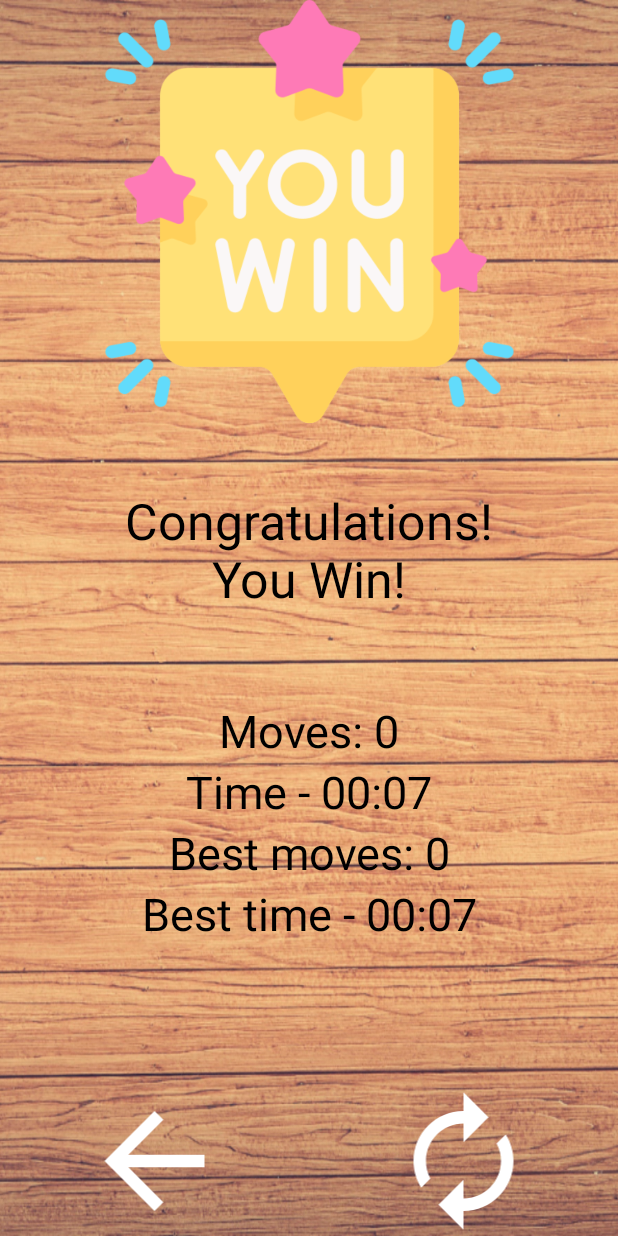
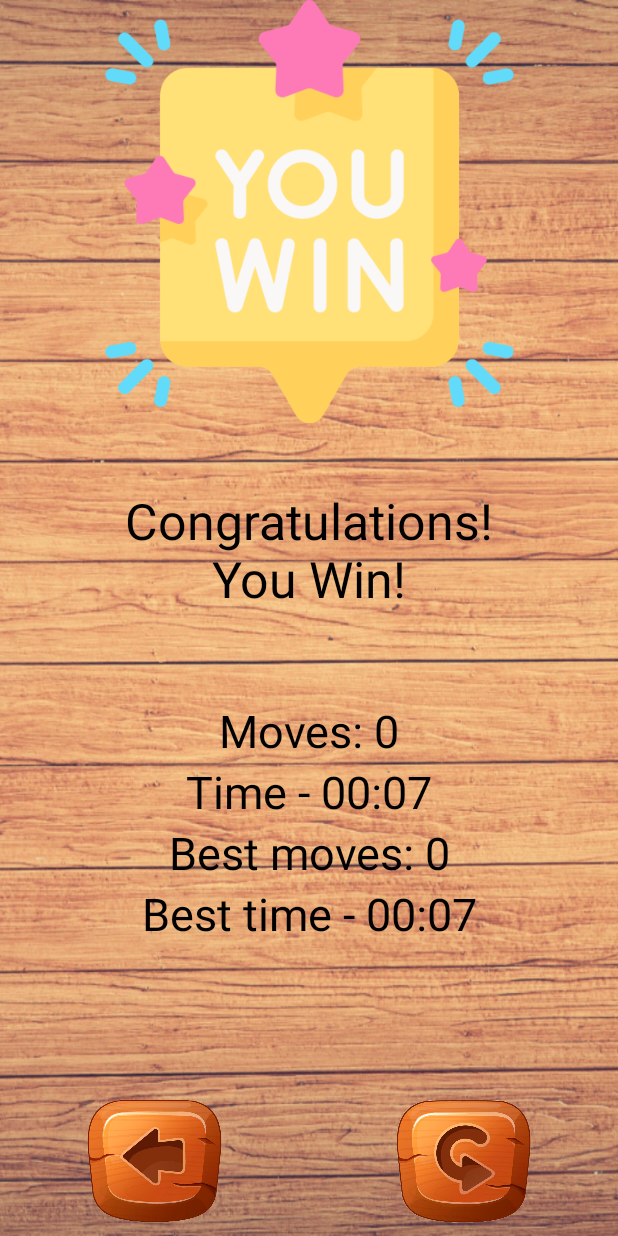
Before and after one commit to M1nexoff/Puzzle15, an Android app: the WinActivity screen opened directly, with no data from a screen before it, on a phone screen of 412 x 824 dp. Run offline under Robolectric (Android 15) with nearby library versions, the phone set to English and light mode, and no system bars.

Commit message:
ычыф
ishlaaasdsdddoiiii

```diff
--- a/app/src/main/java/com/example/puzzle15/Info.java
+++ b/app/src/main/java/com/example/puzzle15/Info.java
@@ -2,10 +2,12 @@ package com.example.puzzle15;
 
 import androidx.appcompat.app.AppCompatActivity;
 
+import android.annotation.SuppressLint;
 import android.content.Intent;
 import android.content.SharedPreferences;
 import android.os.Bundle;
 import android.os.SystemClock;
+import android.util.Log;
 import android.view.View;
 import android.widget.Chronometer;
 import android.widget.LinearLayout;
@@ -14,6 +16,7 @@ import android.widget.TextView;
 public class Info extends AppCompatActivity {
     SharedPreferences pref;
 
+    @SuppressLint("SetTextI18n")
     @Override
     protected void onCreate(Bundle savedInstanceState) {
         pref = getSharedPreferences("STATE", MODE_PRIVATE);
@@ -21,7 +24,7 @@ public class Info extends AppCompatActivity {
         setContentView(R.layout.activity_info);
 
         TextView moves = findViewById(R.id.moves);
-        moves.setText("Moves: " + pref.getInt("TOP1", 0));
+        moves.setText("Moves: " + pref.getInt("TOP1",0));
 
         Chronometer time = findViewById(R.id.timer);
         long baseTime = SystemClock.elapsedRealtime() - pref.getLong("TOP2", 0);
--- a/app/src/main/java/com/example/puzzle15/MainActivity.java
+++ b/app/src/main/java/com/example/puzzle15/MainActivity.java
@@ -205,8 +205,8 @@ public class MainActivity extends AppCompatActivity {
         intent.putExtra("TIME",time);
         time = 0;
         count = 0;
-        pref.edit().putLong("TIME",0).apply();
-        pref.edit().putInt("COUNT",0).apply();
+        pref.edit().putLong("TIME",time).apply();
+        pref.edit().putInt("COUNT",count).apply();
         startActivity(intent);
         isWin = true;
         finish();
--- a/app/src/main/java/com/example/puzzle15/Start.java
+++ b/app/src/main/java/com/example/puzzle15/Start.java
@@ -20,8 +20,7 @@ public class Start extends AppCompatActivity {
         });
 
         findViewById(R.id.info).setOnClickListener(v -> {
-            Intent intent = new Intent(Start.this, WinActivity.class);
-            intent.putExtra("ENABLED", true);
+            Intent intent = new Intent(Start.this, Info.class);
             startActivity(intent);
         });
 
--- a/app/src/main/java/com/example/puzzle15/WinActivity.java
+++ b/app/src/main/java/com/example/puzzle15/WinActivity.java
@@ -16,20 +16,11 @@ public class WinActivity extends AppCompatActivity {
     private Chronometer timer;
     private long elapsed;
 
-    @SuppressLint("MissingInflatedId")
     @Override
     protected void onCreate(Bundle savedInstanceState) {
         super.onCreate(savedInstanceState);
         setContentView(R.layout.win_activity);
-        pref = getSharedPreferences("STATE", MODE_PRIVATE);
-        if (getIntent().getBooleanExtra("ENABLED", false)){
-            Intent intent = new Intent(WinActivity.this, Info.class);
-            intent.putExtra("TOP1",pref.getInt("TOP1",0));
-            intent.putExtra("TOP2",pref.getLong("TOP2",0));
-            startActivity(intent);
-            finish();
-        }
-
+        pref = getInstance("STATE",MODE_PRIVATE);
         TextView movesView = findViewById(R.id.moves);
         timer = findViewById(R.id.timer);
 
@@ -42,7 +33,7 @@ public class WinActivity extends AppCompatActivity {
         timer.setFormat("Time - %s");
         timer.setBase(SystemClock.elapsedRealtime() - time);
         int top1 = pref.getInt("TOP1", 0);
-        long top2 = pref.getLong("TOP2", SystemClock.elapsedRealtime());
+        long top2 = pref.getLong("TOP2", 0);
         if (moves < top1 || top1 == 0) {
             top1 = moves;
         }
@@ -54,8 +45,8 @@ public class WinActivity extends AppCompatActivity {
         pref.edit().putInt("TOP1", top1).apply();
         pref.edit().putLong("TOP2", top2).apply();
         top_1.setText("Best moves: " + top1);
+        top_2.setFormat("Best time - %s");
         top_2.setBase(SystemClock.elapsedRealtime() - top2);
-        top_2.setFormat("Best time - %s");
         findViewById(R.id.refresh).setOnClickListener(v-> {
             Intent intent = new Intent(WinActivity.this, MainActivity.class);
             startActivity(intent);
@@ -65,6 +56,11 @@ public class WinActivity extends AppCompatActivity {
             finish();
         });
     }
-
+    private SharedPreferences getInstance(String name,int i) {
+        if(pref==null){
+            pref = this.getSharedPreferences(name,MODE_PRIVATE);
+        }
+        return pref;
+    }
 
 }
--- a/app/src/main/res/drawable/back.xml
+++ /dev/null
@@ -1,5 +0,0 @@
-<vector android:autoMirrored="true" android:height="24dp"
-    android:tint="#FFFFFF" android:viewportHeight="24"
-    android:viewportWidth="24" android:width="24dp" xmlns:android="http://schemas.android.com/apk/res/android">
-    <path android:fillColor="@android:color/white" android:pathData="M20,11H7.83l5.59,-5.59L12,4l-8,8 8,8 1.41,-1.41L7.83,13H20v-2z"/>
-</vector>
--- a/app/src/main/res/drawable/refresh.xml
+++ /dev/null
@@ -1,5 +0,0 @@
-<vector android:height="24dp" android:tint="#FFFFFF"
-    android:viewportHeight="24" android:viewportWidth="24"
-    android:width="24dp" xmlns:android="http://schemas.android.com/apk/res/android">
-    <path android:fillColor="@android:color/white" android:pathData="M12,6v3l4,-4 -4,-4v3c-4.42,0 -8,3.58 -8,8 0,1.57 0.46,3.03 1.24,4.26L6.7,14.8c-0.45,-0.83 -0.7,-1.79 -0.7,-2.8 0,-3.31 2.69,-6 6,-6zM18.76,7.74L17.3,9.2c0.44,0.84 0.7,1.79 0.7,2.8 0,3.31 -2.69,6 -6,6v-3l-4,4 4,4v-3c4.42,0 8,-3.58 8,-8 0,-1.57 -0.46,-3.03 -1.24,-4.26z"/>
-</vector>
```
Also changed, not shown: app/src/main/res/drawable/back.png (added), app/src/main/res/drawable/refresh.png (added).
